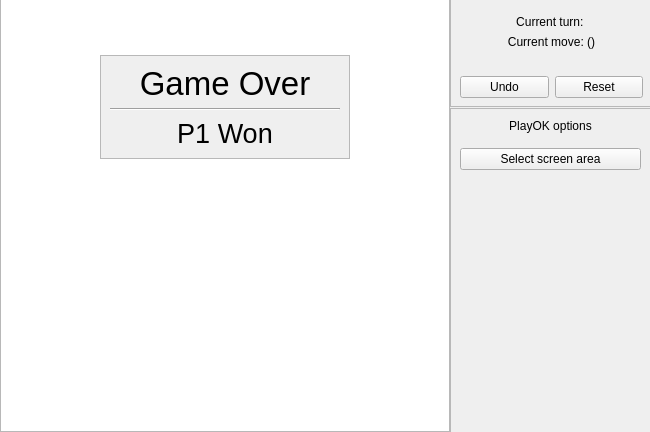
The window that PaperSoccerAI/mainwindow.ui (Michal-Miko/PaperSoccerAI) describes before a commit, drawn with Qt 5; both pictures show x 0 to 650 and y 218 to 650 of the 650 by 650 pixel window.
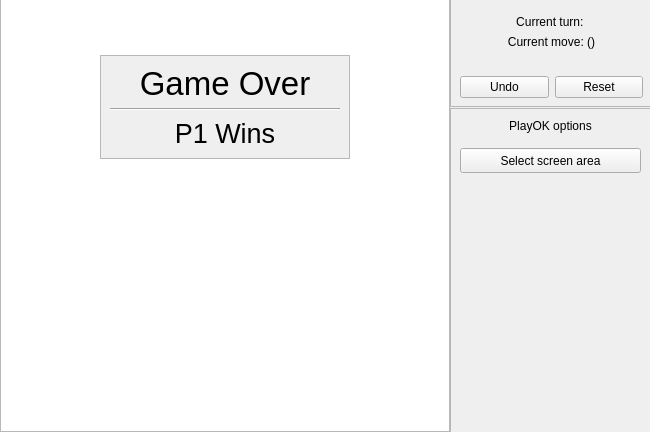
The same window after the commit. Icons and pictures are not drawn.

```diff
--- a/PaperSoccerAI/mainwindow.ui
+++ b/PaperSoccerAI/mainwindow.ui
@@ -319,17 +319,11 @@
          </widget>
         </item>
         <item>
-         <spacer name="verticalSpacer_3">
-          <property name="orientation">
-           <enum>Qt::Vertical</enum>
+         <widget class="QLabel" name="screenpreview">
+          <property name="text">
+           <string/>
           </property>
-          <property name="sizeHint" stdset="0">
-           <size>
-            <width>20</width>
-            <height>40</height>
-           </size>
-          </property>
-         </spacer>
+         </widget>
         </item>
        </layout>
       </widget>
@@ -413,7 +407,7 @@
        </font>
       </property>
       <property name="text">
-       <string>P1 Won</string>
+       <string>P1 Wins</string>
       </property>
       <property name="alignment">
        <set>Qt::AlignCenter</set>
```
Left out of the diff: 10 changed lines with no effect on the pictures.
